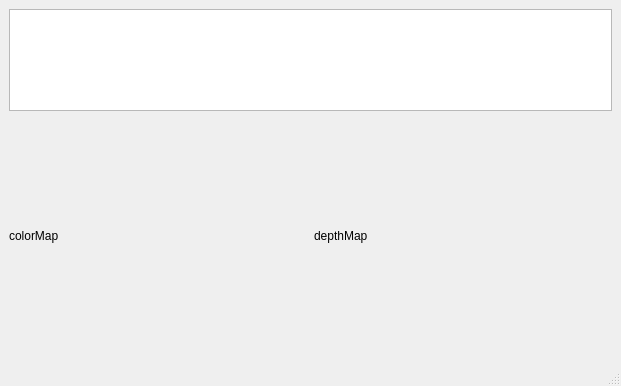
This is app/qtLayout/realsenseClient.ui in tsengyushiang/PyOpenGL as Qt 5 draws it before an edit. The edited form follows.
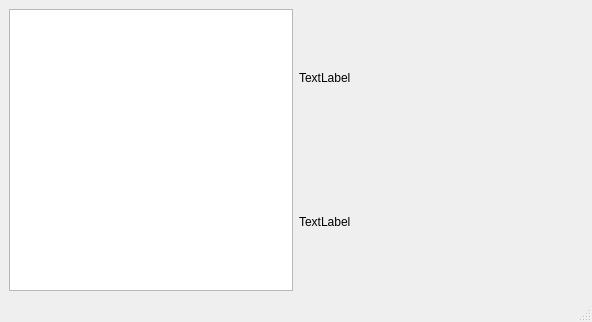
This is the edited form.

```diff
--- a/app/qtLayout/realsenseClient.ui
+++ b/app/qtLayout/realsenseClient.ui
@@ -6,8 +6,8 @@
    <rect>
     <x>0</x>
     <y>0</y>
-    <width>621</width>
-    <height>386</height>
+    <width>592</width>
+    <height>322</height>
    </rect>
   </property>
   <property name="windowTitle">
@@ -16,23 +16,27 @@
   <widget class="QWidget" name="centralwidget">
    <layout class="QGridLayout" name="gridLayout">
     <item row="0" column="0">
-     <layout class="QVBoxLayout" name="verticalLayout" stretch="3,7">
+     <layout class="QHBoxLayout" name="horizontalLayout" stretch="5,5">
       <item>
-       <widget class="QTableView" name="tableView"/>
+       <layout class="QVBoxLayout" name="verticalLayout_2">
+        <item>
+         <widget class="QTableView" name="tableView"/>
+        </item>
+       </layout>
       </item>
       <item>
-       <layout class="QHBoxLayout" name="horizontalLayout">
+       <layout class="QVBoxLayout" name="verticalLayout">
         <item>
-         <widget class="QLabel" name="label_2">
+         <widget class="QLabel" name="color">
           <property name="text">
-           <string>colorMap</string>
+           <string>TextLabel</string>
           </property>
          </widget>
         </item>
         <item>
-         <widget class="QLabel" name="label">
+         <widget class="QLabel" name="depth">
           <property name="text">
-           <string>depthMap</string>
+           <string>TextLabel</string>
           </property>
          </widget>
         </item>
```
Left out of the diff: 2 changed lines with no effect on the pictures.
